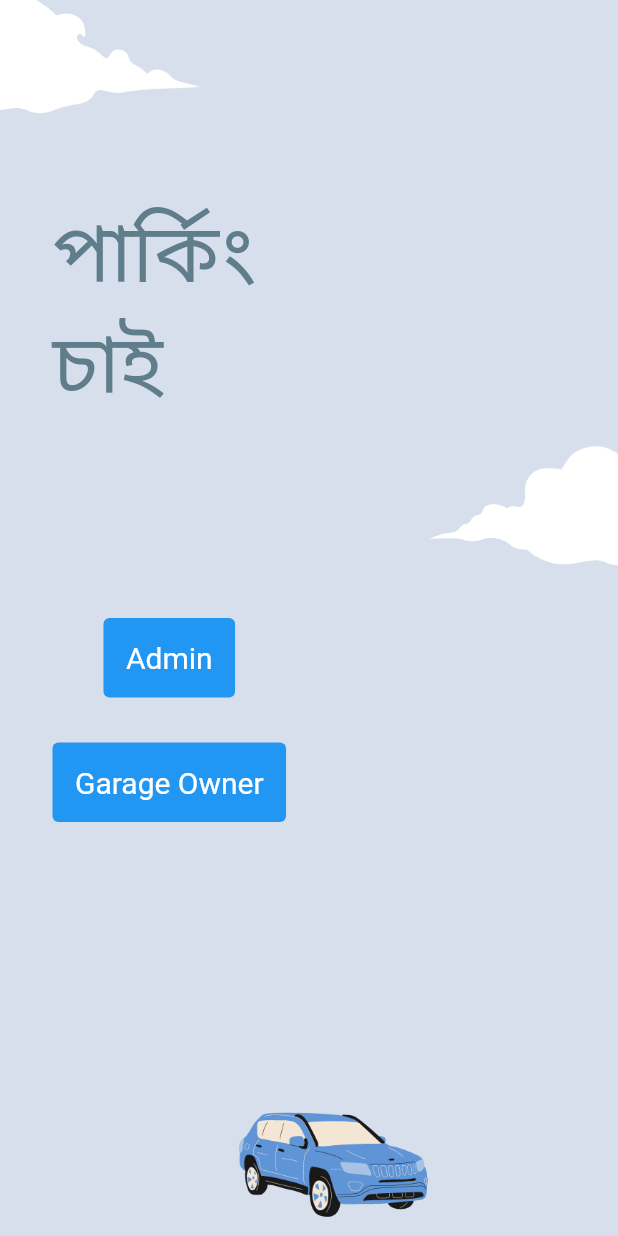
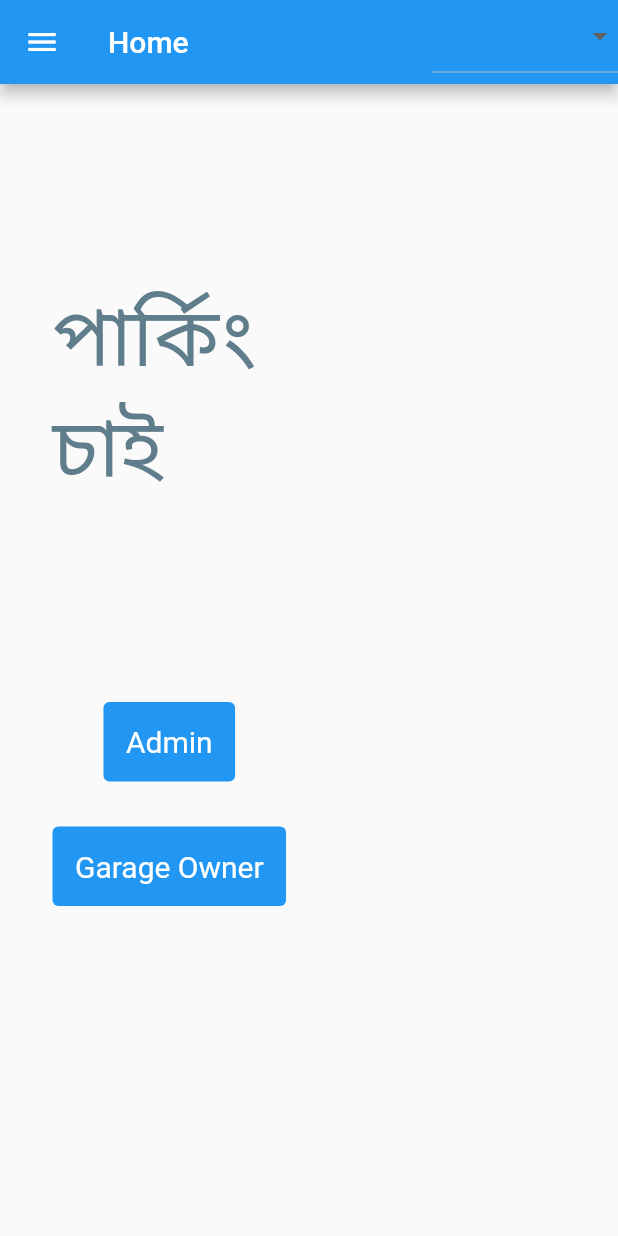
Before and after one commit to ShajadulKarim/Parking-koi, a Flutter app: the screen it shows after launch, on a phone screen of 412 x 824 dp. Run offline on Flutter 3.47's test engine with Material 2 defaults, Android fonts, the phone set to English and light mode, and no system bars.

Commit message:
dashboard, forgetpass, home, login, main, sign_in

```diff
--- a/lib/forgetpass.dart
+++ b/lib/forgetpass.dart
@@ -16,7 +16,6 @@ class _ForgetPass extends State<ForgetPass> {
           image: DecorationImage(image: AssetImage('assets/16.png'), fit: BoxFit.cover)
       ),
       child: Scaffold(
-        backgroundColor: Colors.transparent,
         body: Stack (
           children: [
             Container(
--- a/lib/home.dart
+++ b/lib/home.dart
@@ -15,37 +15,85 @@ class _Home extends State<Home> {
   Widget build(BuildContext context) {
     return Container(
       decoration: BoxDecoration(
-          image: DecorationImage(image: AssetImage('assets/16.png'), fit: BoxFit.cover)
-      ),
+          image: DecorationImage(
+              image: AssetImage('assets/16.png'), fit: BoxFit.cover)),
       child: Scaffold(
-        backgroundColor: Colors.transparent,
-        body: Stack (
+        //backgroundColor: Colors.transparent,
+        appBar: AppBar(
+          title: Text('Home'),
+          actions: [
+            DropdownButton<String>(
+              items: <String>['Admin', 'Garage Owner', 'Users']
+                  .map((String value) {
+                return DropdownMenuItem<String>(
+                  value: value,
+                  child: Text(value),
+                );
+              }).toList(),
+              onChanged: (String? newValue) {
+                // Handle dropdown selection
+              },
+            ),
+          ],
+        ),
+        drawer: Drawer(
+          child: ListView(
+            children: [
+              ListTile(
+                title: Text('Settings'),
+                onTap: () {
+                  // Handle drawer item tap for settings
+                },
+              ),
+              ListTile(
+                title: Text('Terms and Conditions'),
+                onTap: () {
+                  // Handle drawer item tap for terms and conditions
+                },
+              ),
+              ListTile(
+                title: Text('Offers'),
+                onTap: () {
+                  // Handle drawer item tap for offers
+                },
+              ),
+              ListTile(
+                title: Text('Privacy'),
+                onTap: () {
+                  // Handle drawer item tap for privacy
+                },
+              ),
+            ],
+          ),
+        ),
+        body: Stack(
           children: [
             Container(
               padding: EdgeInsets.only(left: 35, top: 130),
-              child: Text('পার্কিং \nচাই', style: TextStyle(
-                  color: Colors.blueGrey,
-                  fontSize: 54
-              ),),
+              child: Text(
+                'পার্কিং \nচাই',
+                style: TextStyle(color: Colors.blueGrey, fontSize: 54),
+              ),
             ),
             SingleChildScrollView(
               child: Container(
-                padding: EdgeInsets.only(top: MediaQuery.of(context).size.height * 0.5,
-                    right: 35, left: 35),
+                padding: EdgeInsets.only(
+                    top: MediaQuery.of(context).size.height * 0.5,
+                    right: 35,
+                    left: 35),
                 child: Column(
                   children: [
                     TextButton(
                       child: Text('Admin'),
                       onPressed: () {
-                        Navigator.push(
-                            context,MaterialPageRoute(builder: (contest) =>  MyLogin()));
+                        Navigator.push(context,
+                            MaterialPageRoute(builder: (contest) => MyLogin()));
                       },
                       style: TextButton.styleFrom(
-                        padding:const EdgeInsets.all(15),
+                        padding: const EdgeInsets.all(15),
                         foregroundColor: Colors.white,
-                        backgroundColor:Colors.blue,
+                        backgroundColor: Colors.blue,
                         textStyle: const TextStyle(fontSize: 20),
-
                       ),
                     ),
                     SizedBox(
@@ -54,23 +102,20 @@ class _Home extends State<Home> {
                     TextButton(
                       child: Text('Garage Owner'),
                       onPressed: () {
-                        Navigator.push(
-                            context,MaterialPageRoute(builder: (contest) =>  MyLogin()));
+                        Navigator.push(context,
+                            MaterialPageRoute(builder: (contest) => MyLogin()));
                       },
                       style: TextButton.styleFrom(
-                        padding:const EdgeInsets.all(15),
+                        padding: const EdgeInsets.all(15),
                         foregroundColor: Colors.white,
-                        backgroundColor:Colors.blue,
+                        backgroundColor: Colors.blue,
                         textStyle: const TextStyle(fontSize: 20),
-
                       ),
                     )
-
-
-                      ],
-                    ),
+                  ],
                 ),
               ),
+            ),
           ],
         ),
       ),
--- a/lib/login.dart
+++ b/lib/login.dart
@@ -17,7 +17,6 @@ class _MyLoginState extends State<MyLogin> {
         image: DecorationImage(image: AssetImage('assets/16.png'), fit: BoxFit.cover)
       ),
       child: Scaffold(
-        backgroundColor: Colors.transparent,
         body: Stack (
           children: [
             Container(
--- a/lib/main.dart
+++ b/lib/main.dart
@@ -8,8 +8,8 @@ void main() {
     debugShowCheckedModeBanner: false,
     initialRoute: 'home',
     routes: {
-      'home' : (context)=>Home()
+      'home': (context) => Home(),
+      'dashboard': (context) => DashboardPage(),
     },
-
   ));
 }
--- a/lib/sign_in.dart
+++ b/lib/sign_in.dart
@@ -15,7 +15,6 @@ class _SignininState extends State<Signin> {
           image: DecorationImage(image: AssetImage('assets/16.png'), fit: BoxFit.cover)
       ),
       child: Scaffold(
-        backgroundColor: Colors.transparent,
         body: Stack (
           children: [
             Container(
```
Also changed, not shown: lib/dashboard.dart (added, +87 -0 lines).
